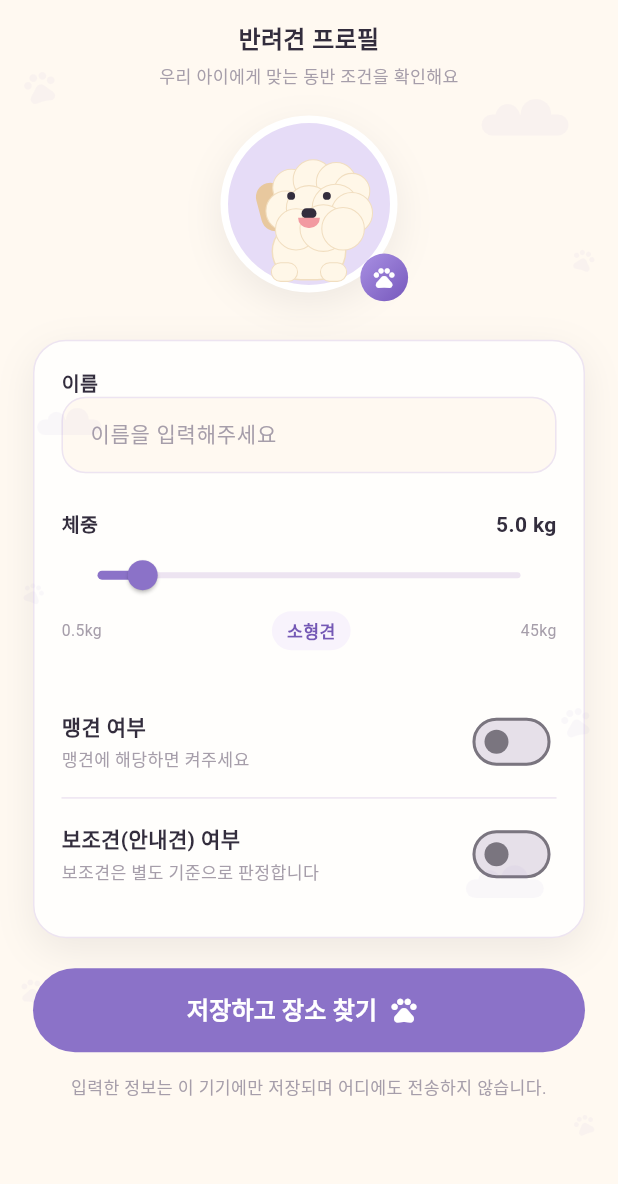
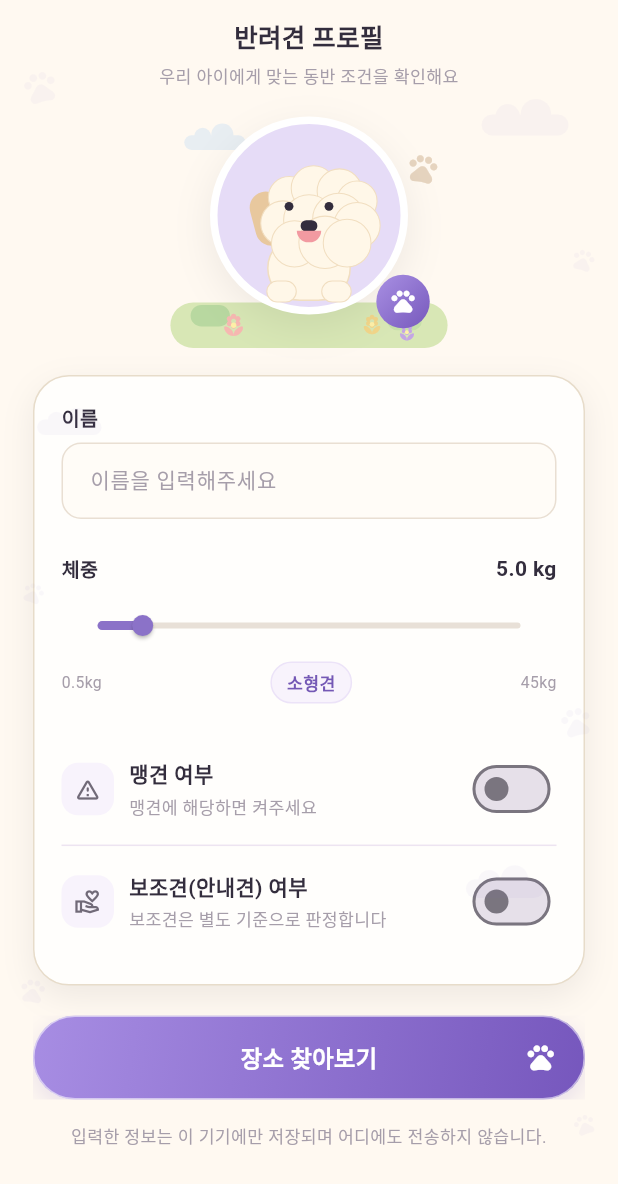
Before and after one commit to GuguGaewoo/petpass, a Flutter app: the ProfileScreen screen opened directly with empty values, on a phone screen of 412 x 824 dp. Shown: the top 1184 px of the screen. Run offline on Flutter 3.47's test engine with Material 3 defaults, Android fonts, the phone set to English and light mode, and no system bars; our stand-ins replace shared_preferences, supabase_flutter, web; missing offline and left inert: dart:js_interop, dart:ui_web, flutter_naver_map; accounts and stored records are empty.

Commit message:
style: match profile screen to PetPass reference

```diff
--- a/app/lib/presentation/profile/profile_screen.dart
+++ b/app/lib/presentation/profile/profile_screen.dart
@@ -73,24 +73,31 @@ class _ProfileScreenState extends State<ProfileScreen> {
           child: ConstrainedBox(
             constraints: const BoxConstraints(maxWidth: 520),
             child: ListView(
-              padding: const EdgeInsets.fromLTRB(22, 14, 22, 34),
+              padding: const EdgeInsets.fromLTRB(22, 12, 22, 36),
               children: [
                 const _TitleBar(),
+                const SizedBox(height: 12),
+                const _PetAvatar(),
                 const SizedBox(height: 18),
-                const _PetAvatar(),
-                const SizedBox(height: 22),
                 Container(
                   padding: const EdgeInsets.all(18),
                   decoration: BoxDecoration(
                     color: T.card,
-                    borderRadius: BorderRadius.circular(T.rCard),
-                    border: Border.all(color: T.line),
-                    boxShadow: T.softShadow,
+                    borderRadius: BorderRadius.circular(24),
+                    border: Border.all(color: const Color(0xFFE7DCCA)),
+                    boxShadow: const [
+                      BoxShadow(
+                        color: Color(0x120C0713),
+                        blurRadius: 18,
+                        offset: Offset(0, 7),
+                      ),
+                    ],
                   ),
                   child: Column(
                     crossAxisAlignment: CrossAxisAlignment.start,
                     children: [
                       _label('이름'),
+                      const SizedBox(height: 7),
                       TextField(
                         controller: _name,
                         style: const TextStyle(
@@ -100,7 +107,7 @@ class _ProfileScreenState extends State<ProfileScreen> {
                         ),
                         decoration: _inputDecoration('이름을 입력해주세요'),
                       ),
-                      const SizedBox(height: 24),
+                      const SizedBox(height: 23),
                       Row(
                         children: [
                           _label('체중'),
@@ -115,13 +122,17 @@ class _ProfileScreenState extends State<ProfileScreen> {
                           ),
                         ],
                       ),
+                      const SizedBox(height: 4),
                       SliderTheme(
                         data: SliderTheme.of(context).copyWith(
                           activeTrackColor: T.brand,
-                          inactiveTrackColor: T.line,
+                          inactiveTrackColor: const Color(0xFFE8E0D7),
                           thumbColor: T.brand,
                           overlayColor: T.brandSoft,
                           trackHeight: 4,
+                          thumbShape: const RoundSliderThumbShape(
+                            enabledThumbRadius: 7,
+                          ),
                         ),
                         child: Slider(
                           value: _weight,
@@ -138,7 +149,10 @@ class _ProfileScreenState extends State<ProfileScreen> {
                         children: [
                           Text(
                             '0.5kg',
-                            style: T.mono.copyWith(fontSize: 10.5, color: T.mute),
+                            style: T.mono.copyWith(
+                              fontSize: 10.5,
+                              color: T.mute,
+                            ),
                           ),
                           const Spacer(),
                           Container(
@@ -149,6 +163,7 @@ class _ProfileScreenState extends State<ProfileScreen> {
                             decoration: BoxDecoration(
                               color: T.brandMist,
                               borderRadius: BorderRadius.circular(T.rPill),
+                              border: Border.all(color: T.brandSoft),
                             ),
                             child: Text(
                               _size.label,
@@ -163,12 +178,16 @@ class _ProfileScreenState extends State<ProfileScreen> {
                           const Spacer(),
                           Text(
                             '45kg',
-                            style: T.mono.copyWith(fontSize: 10.5, color: T.mute),
+                            style: T.mono.copyWith(
+                              fontSize: 10.5,
+                              color: T.mute,
+                            ),
                           ),
                         ],
                       ),
-                      const SizedBox(height: 24),
+                      const SizedBox(height: 20),
                       _toggle(
+                        icon: Icons.warning_amber_rounded,
                         title: '맹견 여부',
                         note: '맹견에 해당하면 켜주세요',
                         value: _fierce,
@@ -176,6 +195,7 @@ class _ProfileScreenState extends State<ProfileScreen> {
                       ),
                       const Divider(height: 1, color: T.line),
                       _toggle(
+                        icon: Icons.volunteer_activism_outlined,
                         title: '보조견(안내견) 여부',
                         note: '보조견은 별도 기준으로 판정합니다',
                         value: _guideDog,
@@ -185,31 +205,11 @@ class _ProfileScreenState extends State<ProfileScreen> {
                   ),
                 ),
                 const SizedBox(height: 20),
-                SizedBox(
-                  height: 56,
-                  child: FilledButton.icon(
+                PetPassPrimaryButton(
+                  label: '장소 찾아보기',
                   onPressed: _submit,
-                    iconAlignment: IconAlignment.end,
-                    icon: const Icon(Icons.pets_rounded, size: 20),
-                    label: const Text(
-                      '저장하고 장소 찾기',
-                      style: TextStyle(
-                        fontFamilyFallback: T.kr,
-                        fontSize: 16,
-                        fontWeight: FontWeight.w700,
                 ),
-                    ),
-                    style: FilledButton.styleFrom(
-                      backgroundColor: T.brand,
-                      foregroundColor: T.onBrand,
-                      elevation: 0,
-                      shape: RoundedRectangleBorder(
-                        borderRadius: BorderRadius.circular(T.rPill),
-                      ),
-                    ),
-                  ),
-                ),
-                const SizedBox(height: 15),
+                const SizedBox(height: 16),
                 const Text(
                   '입력한 정보는 이 기기에만 저장되며 어디에도 전송하지 않습니다.',
                   textAlign: TextAlign.center,
@@ -235,18 +235,19 @@ class _ProfileScreenState extends State<ProfileScreen> {
           fontSize: 14,
         ),
         filled: true,
-    fillColor: T.paper,
-    contentPadding: const EdgeInsets.symmetric(horizontal: 15, vertical: 14),
+        fillColor: const Color(0xFFFFFCF7),
+        contentPadding:
+            const EdgeInsets.symmetric(horizontal: 15, vertical: 14),
         border: OutlineInputBorder(
-      borderRadius: BorderRadius.circular(T.r),
-      borderSide: const BorderSide(color: T.line),
+          borderRadius: BorderRadius.circular(13),
+          borderSide: const BorderSide(color: Color(0xFFE9DFD3)),
         ),
         enabledBorder: OutlineInputBorder(
-      borderRadius: BorderRadius.circular(T.r),
-      borderSide: const BorderSide(color: T.line),
+          borderRadius: BorderRadius.circular(13),
+          borderSide: const BorderSide(color: Color(0xFFE9DFD3)),
         ),
         focusedBorder: OutlineInputBorder(
-      borderRadius: BorderRadius.circular(T.r),
+          borderRadius: BorderRadius.circular(13),
           borderSide: const BorderSide(color: T.brand, width: 1.5),
         ),
       );
@@ -256,12 +257,13 @@ class _ProfileScreenState extends State<ProfileScreen> {
         style: const TextStyle(
           fontFamilyFallback: T.kr,
           fontSize: 13,
-      fontWeight: FontWeight.w700,
+          fontWeight: FontWeight.w800,
           color: T.ink,
         ),
       );
 
   Widget _toggle({
+    required IconData icon,
     required String title,
     required String note,
     required bool value,
@@ -274,6 +276,20 @@ class _ProfileScreenState extends State<ProfileScreen> {
         padding: const EdgeInsets.symmetric(vertical: 13),
         child: Row(
           children: [
+            Container(
+              width: 35,
+              height: 35,
+              decoration: BoxDecoration(
+                color: value ? T.brandSoft : T.brandMist,
+                borderRadius: BorderRadius.circular(11),
+              ),
+              child: Icon(
+                icon,
+                size: 18,
+                color: value ? T.brandDeep : T.inkSoft,
+              ),
+            ),
+            const SizedBox(width: 10),
             Expanded(
               child: Column(
                 crossAxisAlignment: CrossAxisAlignment.start,
@@ -324,7 +340,7 @@ class _TitleBar extends StatelessWidget {
           textAlign: TextAlign.center,
           style: TextStyle(
             fontFamilyFallback: T.kr,
-            fontSize: 16,
+            fontSize: 17,
             fontWeight: FontWeight.w800,
             color: T.ink,
           ),
@@ -350,7 +366,7 @@ class _PetAvatar extends StatelessWidget {
   @override
   Widget build(BuildContext context) {
     return const Center(
-      child: PetPassMascot(size: 118),
+      child: PetPassMascot(size: 132, withMeadow: true),
     );
   }
 }
```
Lines whose indentation alone changed are shown as unchanged.
